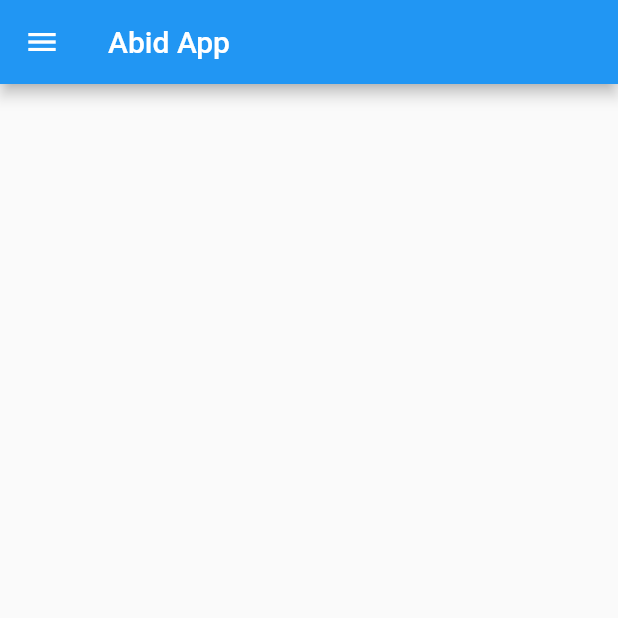
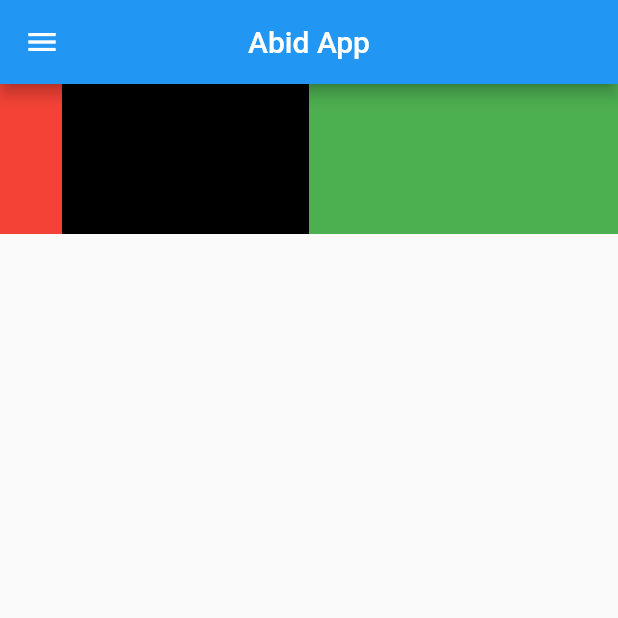
Before and after one commit to abidnuri/flutterone, a Flutter app: the screen it shows after launch, on a phone screen of 412 x 824 dp, the top half of it. Run offline on Flutter 3.47's test engine with Material 2 defaults, Android fonts, the phone set to English and light mode, and no system bars.

Commit message:
row expanded/ responsiveness

```diff
--- a/lib/main.dart
+++ b/lib/main.dart
@@ -14,9 +14,38 @@ class MyApp extends StatelessWidget {
     return Scaffold(
       appBar: AppBar(
         title: const Text('''Abid App'''),
+        centerTitle: true,
       ),
       drawer: const Drawer(),
-      body: Row(),
+      body: Row(
+        children: [
+          //Use "ctrl+." for wrap something
+          Expanded(
+            flex: 1,
+            child: Container(
+              height: 100,
+              width: 100,
+              color: Colors.red,
+            ),
+          ),
+          Expanded(
+            flex: 4,
+            child: Container(
+              height: 100,
+              width: 100,
+              color: Colors.black,
+            ),
+          ),
+          Expanded(
+            flex: 5, // 60% of space => (6/(6 + 4))
+            child: Container(
+              height: 100,
+              width: 100,
+              color: Colors.green,
+            ),
+          ),
+        ],
+      ),
     );
   }
 }
```
